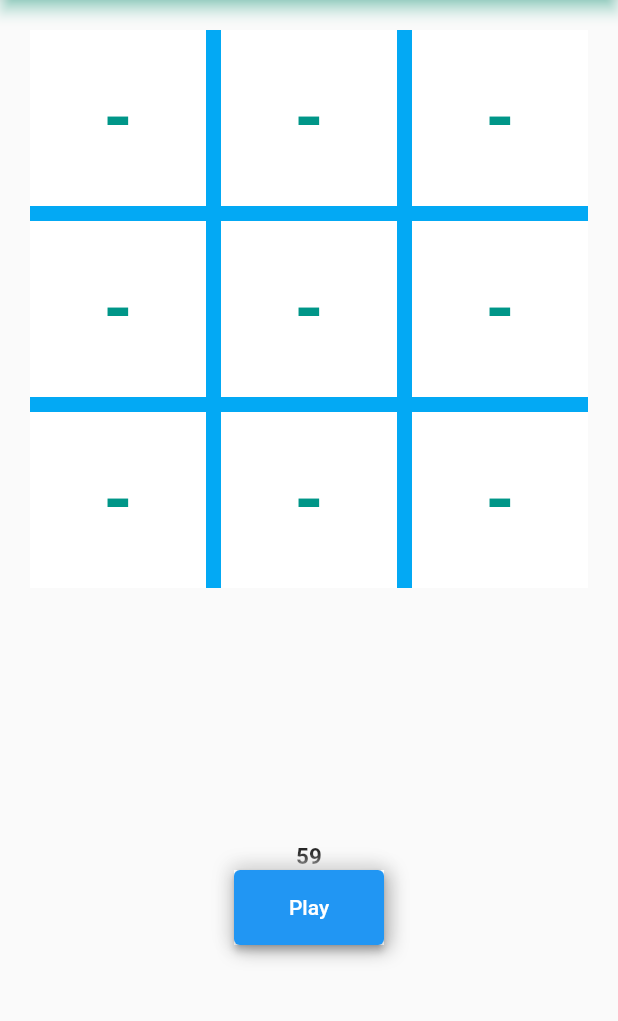
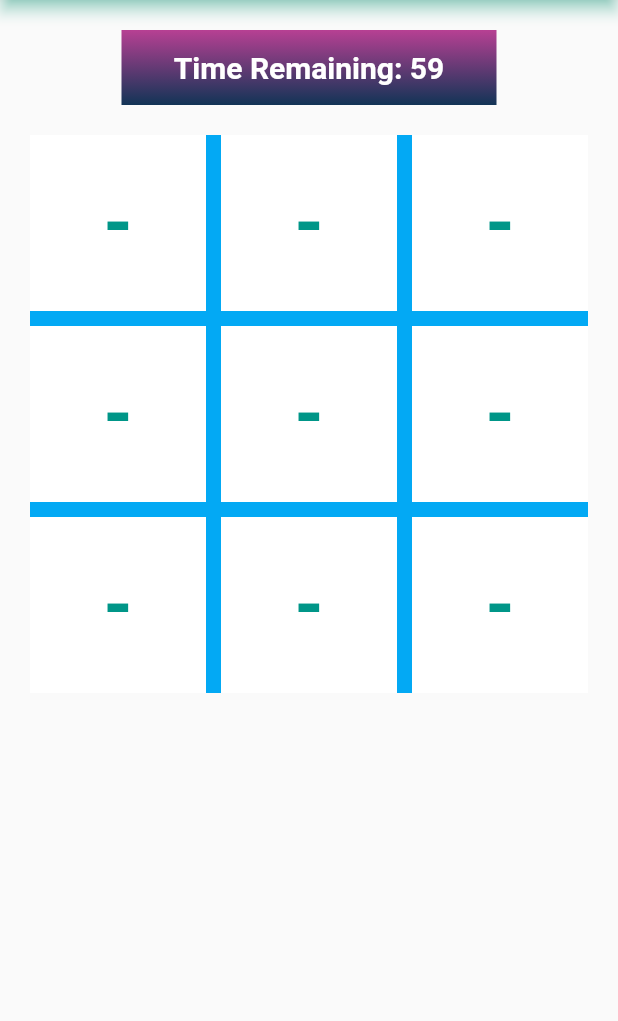
Before and after one commit to shubhamgitvns/Tic-Tac-Toe, a Flutter app: the MyFirstHomePage screen opened directly, after a tap on "Play", on a phone screen of 412 x 824 dp, the part 84-1105 px from its top. Run offline on Flutter 3.47's test engine with Material 2 defaults, Android fonts, the phone set to English and light mode, and no system bars; network calls fail.

Commit message:
Add gradient color in timer

```diff
--- a/lib/Stateful.dart
+++ b/lib/Stateful.dart
@@ -31,9 +31,11 @@ class _MyFirstHomePageState extends State<MyFirstHomePage> {
   bool Gamedraw = false;
   bool showornot = false;
   bool play = false;
+  bool showbtn=false;
   int result = 0;
   int _Counter=60;
   late Timer _timer;
+ // All function using in the app
  void startTimer(){
    _Counter=60;
    _timer=Timer.periodic(Duration(seconds:1),(timer) {
@@ -131,12 +133,16 @@ class _MyFirstHomePageState extends State<MyFirstHomePage> {
     if (xcount == 3) {
       GameEnd = true;
       showornot = false;
+      // if winner is find than time is stop
+      _timer.cancel();
       winner = currentplayername;
       return 1;
     }
     if (ocount == 3) {
       GameEnd = true;
       showornot = false;
+      // if winner is find than time is stop
+      _timer.cancel();
       winner = secondplayername;
       return 2;
     }
@@ -239,6 +245,8 @@ class _MyFirstHomePageState extends State<MyFirstHomePage> {
     // This condition show match draw message
     if (blockcount == 8) {
       Gamedraw = true;
+    //if game draw than time is stop
+      _timer.cancel();
       return 3;
     }
     return 0;
@@ -346,6 +354,26 @@ class _MyFirstHomePageState extends State<MyFirstHomePage> {
                     ),
                   ),
                 ),
+              Padding(
+                padding: const EdgeInsets.only(top: 20),
+                child: Container(
+                  width: 250,
+                  height: 50,
+                  decoration: const BoxDecoration(
+                    gradient: LinearGradient(
+                      begin: Alignment.topCenter,
+                      end: Alignment.bottomCenter,
+                      colors: [
+                      Color(0xffb74093),
+                        Color(0xff123456),
+                        //Color( #1BFFFF),
+                      ],
+                    ),
+                  ),
+
+                  child: Center(child: Text("Time Remaining: $_Counter",style: TextStyle(fontSize: 20,fontWeight: FontWeight.bold,color: Colors.white),)),
+                ),
+              ),
               Visibility(
                 visible: showornot,
                 child: Container(
@@ -392,11 +420,11 @@ class _MyFirstHomePageState extends State<MyFirstHomePage> {
                 ),
               ),
 
+
+              if(showbtn!=true)
               Padding(
-                padding: const EdgeInsets.only(top: 150),
-                child: Text("$_Counter",style: TextStyle(fontSize: 15,fontWeight: FontWeight.bold),),
-              ),
-              Container(
+                padding: const EdgeInsets.only(top: 200),
+                child: Container(
                   decoration: BoxDecoration(color: Colors.white, boxShadow: [
                     BoxShadow(
                       color: Colors.grey.shade500,
@@ -417,11 +445,13 @@ class _MyFirstHomePageState extends State<MyFirstHomePage> {
                     child: ElevatedButton(
                         onPressed: () {
                           startTimer();
+                          showbtn = true;
                           showornot = true;
                         },
                         child: const Text(
                           "Play",
                         )),
+                  ),
                 ),
               ),
               if(GameEnd || Gamedraw)
```
Lines whose indentation alone changed are shown as unchanged.
